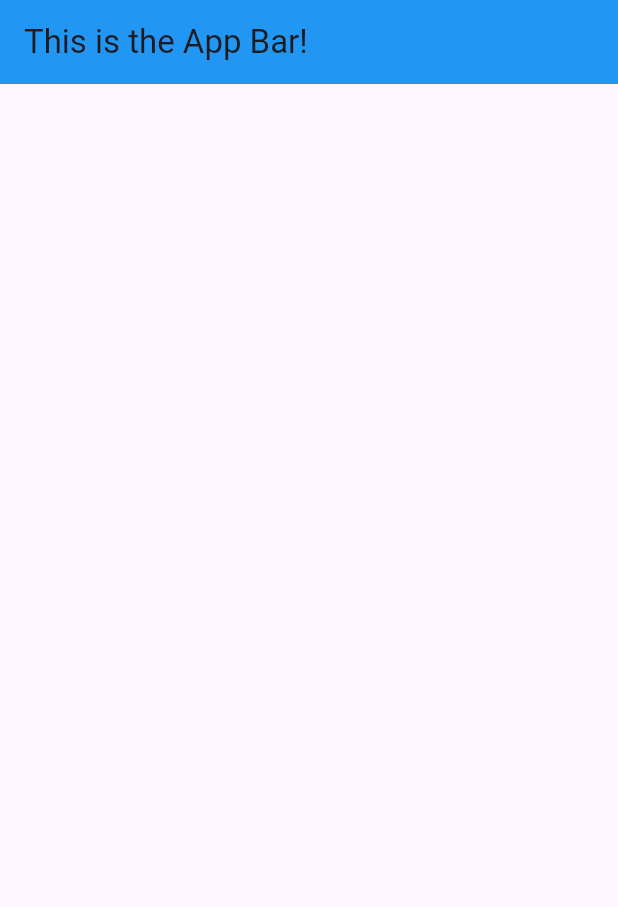
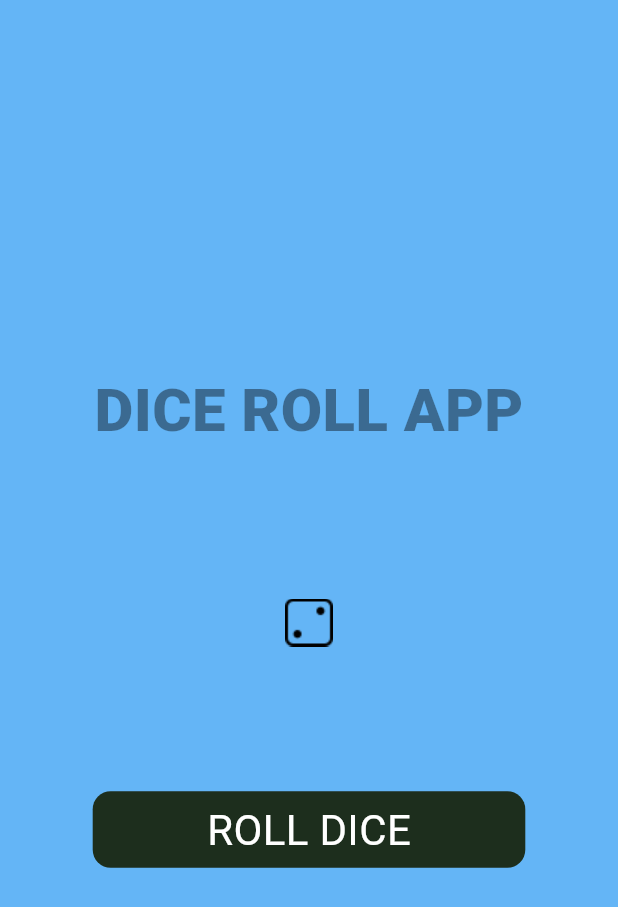
Before and after one commit to Natheesan30/dice_roll_app, a Flutter app: the screen it shows after launch, on a phone screen of 412 x 824 dp. Shown: the top 907 px of the screen. Run offline on Flutter 3.47's test engine with Material 3 defaults, Android fonts, the phone set to English and light mode, and no system bars.

Commit message:
width of the button change to 70 %

```diff
--- a/dice_roll_application/lib/main.dart
+++ b/dice_roll_application/lib/main.dart
@@ -8,20 +8,49 @@ void addTwoNumber({required double number1,required double number2}){
 void main(){
   addTwoNumber(number1: 3.2, number2: 2.3);
   runApp(MaterialApp(
-    home: HelloWorldApp(),
+    home: DiceRollApp(),
   ));
 }
 
-class HelloWorldApp extends StatelessWidget {
-  const HelloWorldApp({super.key});
+//enum BodyColor {grey, red}
+
+class DiceRollApp extends StatelessWidget {
+  const DiceRollApp({super.key});
 
   @override
   Widget build(BuildContext context) {
     return  Scaffold(
-      appBar: AppBar(
-        title: Text('This is the App Bar!'),
-        backgroundColor: Colors.blue,
+      backgroundColor: Colors.grey.shade200,
+      body: Container(
+        decoration: BoxDecoration(
+          color: Colors.blue.shade300
+        ),
+        width: MediaQuery.of(context).size.width ,
+        child: Column(
+          mainAxisAlignment: MainAxisAlignment.center,
+          crossAxisAlignment: CrossAxisAlignment.center,
+          children: [
+            Text(  // here text is a widget
+              'DICE ROLL APP',
+               style: TextStyle(
+               fontSize: 40,
+               fontWeight: FontWeight.w800,
+               color:Colors.black.withOpacity(0.41))
+           ),
+            Image.asset('assets/images/dice (1).png', height:225 , width: 225,), // image is a widget
+           // ElevatedButton(onPressed: () {}, child: Text('ROLL DICE'), style: ButtonStyle(backgroundColor: WidgetStatePropertyAll(Colors.green.shade900)),)
+           Container(
+            height: 51,
+            width: MediaQuery.of(context).size.width * 0.7,
+            decoration: BoxDecoration(
+              color: Color.fromARGB(255,29,46,29),
+              borderRadius: BorderRadius.circular(12.0),
+            ),
+            child: Center(child: Text('ROLL DICE', style: TextStyle(color: Colors.white, fontSize: 28),)),
+           )
+          ]
+        ),
       ),
-    );
+      );
   }
 }
--- a/dice_roll_application/pubspec.yaml
+++ b/dice_roll_application/pubspec.yaml
@@ -59,7 +59,8 @@ flutter:
   uses-material-design: true
 
   # To add assets to your application, add an assets section, like this:
-  # assets:
+  assets:
+    - assets/images/
   #   - images/a_dot_burr.jpeg
   #   - images/a_dot_ham.jpeg
 
```
Also changed, not shown: dice_roll_application/assets/images/dice (1).png (added), dice_roll_application/assets/images/dice (2).png (added), dice_roll_application/assets/images/dice (3).png (added), dice_roll_application/assets/images/dice (4).png (added), dice_roll_application/assets/images/dice (5).png (added), dice_roll_application/assets/images/dice.png (added).
